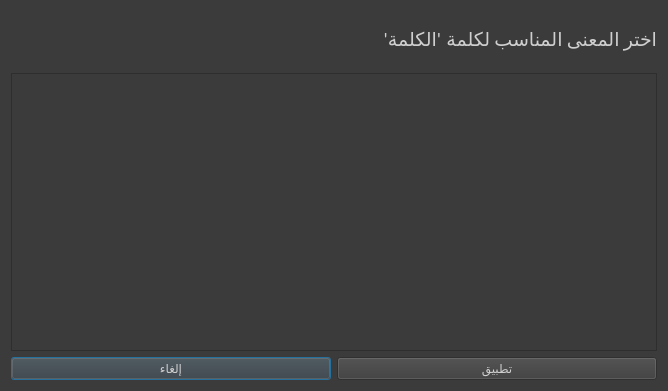
The window that gui/disambiguation_dialog.ui (masalha-alaa/quran-counter) describes before a commit, drawn with Qt 5.
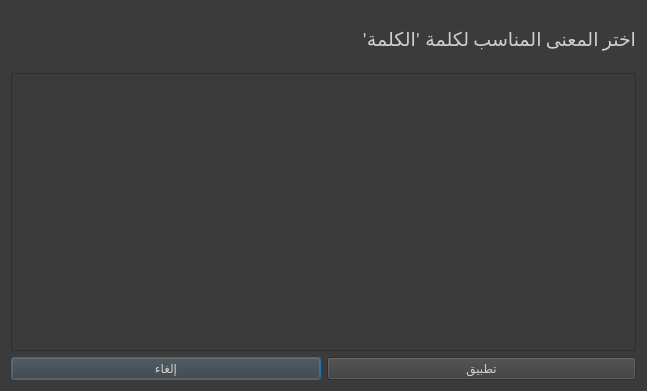
The same window after the commit.

```diff
--- a/gui/disambiguation_dialog.ui
+++ b/gui/disambiguation_dialog.ui
@@ -6,7 +6,7 @@
    <rect>
     <x>0</x>
     <y>0</y>
-    <width>668</width>
+    <width>647</width>
     <height>391</height>
    </rect>
   </property>
```
Left out of the diff: 2 changed lines with no effect on the pictures.
